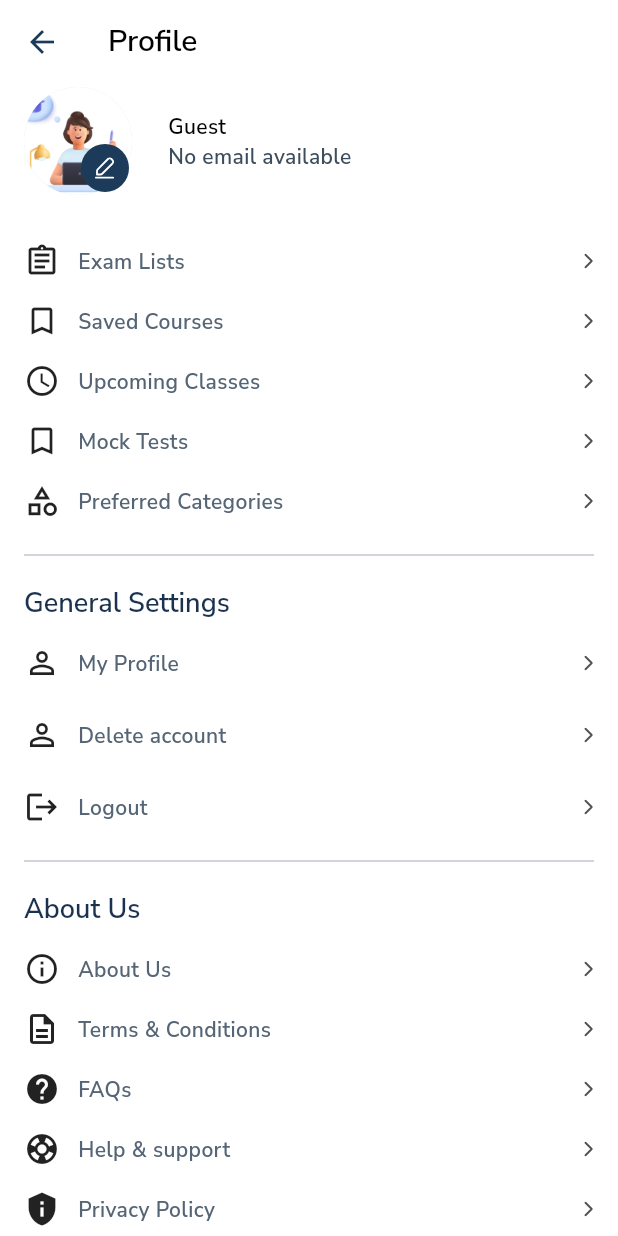
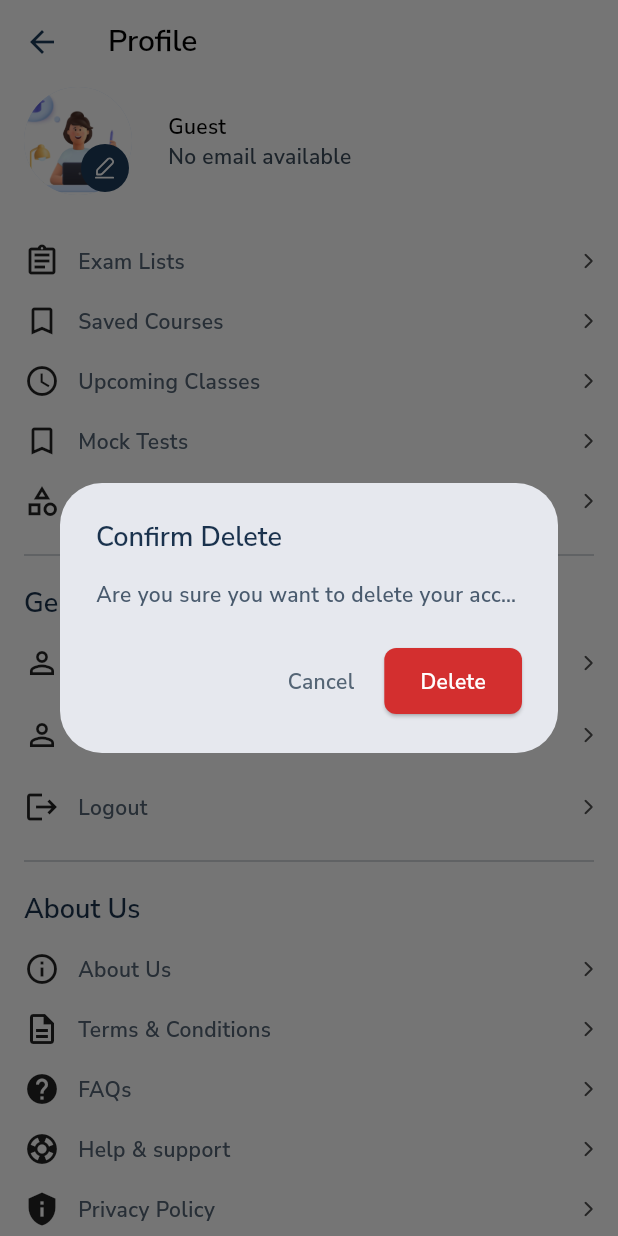
Before and after one commit to raviroshan224/scholargyanacademy, a Flutter app: the ProfilePage screen opened directly, after a tap on "Delete account", on a phone screen of 412 x 824 dp. Run offline on Flutter 3.47's test engine with Material 3 defaults, Android fonts, the phone set to English and light mode, and no system bars; drawn by our look-alikes of upgrader; our stand-ins replace cached_network_image, carousel_slider, chewie, dartz, device_info_plus, dio and 23 more; missing offline and left inert: dio_cache_interceptor, flutter_zoom_videosdk, pdfx; accounts and stored records are empty; network calls fail.

Commit message:
feat : delete account

```diff
--- a/lib/features/profile/presentation/pages/profile_page.dart
+++ b/lib/features/profile/presentation/pages/profile_page.dart
@@ -2,6 +2,7 @@ import 'package:flutter/material.dart';
 import 'package:flutter_riverpod/flutter_riverpod.dart';
 
 import '../../../../config/services/navigation_service.dart';
+import '../../../courses/presentation/widgets/payment_web_view.dart';
 import '../../../../core/core.dart';
 import '../../../auth/view_model/auth_state.dart';
 import '../../../auth/view_model/providers/auth_providers.dart';
@@ -153,13 +154,65 @@ class _ProfilePageState extends ConsumerState<ProfilePage> {
             ),
             AppSpacing.verticalSpaceSmall,
             ProfileTextRow(
-              onPressed: () {
+              onPressed: () async {
                 if (isLoading) return;
+
+                // Show confirmation dialog
+                final shouldDelete = await showDialog<bool>(
+                  context: context,
+                  builder: (BuildContext context) {
+                    return AlertDialog(
+                      title: const CText(
+                        'Confirm Delete',
+                        type: TextType.headlineSmall,
+                      ),
+                      content: const CText(
+                        'Are you sure you want to delete your account? This action cannot be undone.',
+                        type: TextType.bodyMedium,
+                      ),
+                      actions: [
+                        TextButton(
+                          onPressed: () => Navigator.of(context).pop(false),
+                          child: const CText(
+                            'Cancel',
+                            type: TextType.bodyMedium,
+                            color: AppColors.gray600,
+                          ),
+                        ),
+                        ElevatedButton(
+                          onPressed: () => Navigator.of(context).pop(true),
+                          style: ElevatedButton.styleFrom(
+                            backgroundColor: AppColors.failure,
+                          ),
+                          child: const CText(
+                            'Delete',
+                            type: TextType.bodyMedium,
+                            color: AppColors.white,
+                          ),
+                        ),
+                      ],
+                    );
+                  },
+                );
+
+                // If confirmed, open webview
+                if (shouldDelete == true) {
+                  Navigator.push(
+                    context,
+                    MaterialPageRoute(
+                      builder: (context) => const PaymentWebViewPage(
+                        url: 'https://scholargyan.onecloudlab.com/api/v1/auth/me',
+                        title: 'Delete Account',
+                      ),
+                    ),
+                  );
+                }
               },
               icon: Icons.person_outline,
               cardTitle: 'Delete account',
               isLoading: isLoading,
             ),
+//
             AppSpacing.verticalSpaceSmall,
             ProfileTextRow(
               onPressed: () async {
--- a/pubspec.yaml
+++ b/pubspec.yaml
@@ -16,7 +16,7 @@ publish_to: 'none' # Remove this line if you wish to publish to pub.dev
 # https://developer.apple.com/library/archive/documentation/General/Reference/InfoPlistKeyReference/Articles/CoreFoundationKeys.html
 # In Windows, build-name is used as the major, minor, and patch parts
 # of the product and file versions while build-number is used as the build suffix.
-version: 1.0.0+2
+version: 1.0.0+3
 
 environment:
   sdk: ^3.11.0-200.1.beta
```
Also changed, not shown: lib/config/dependencies/notification/handle_notifications.dart (+33 -22 lines).
